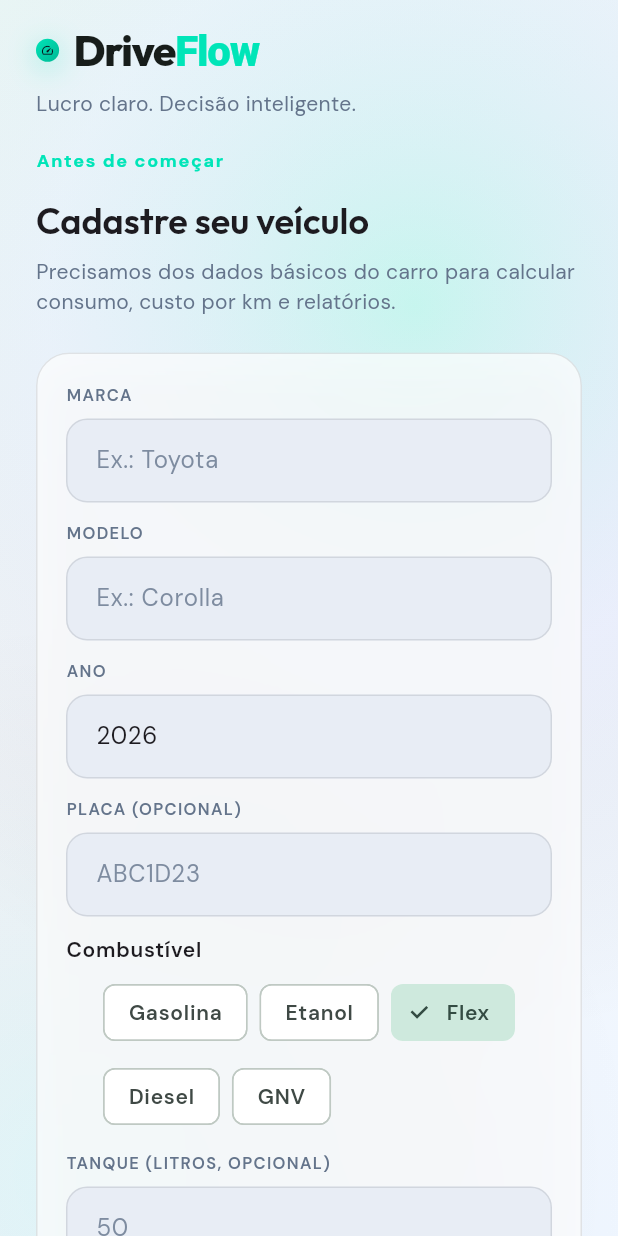
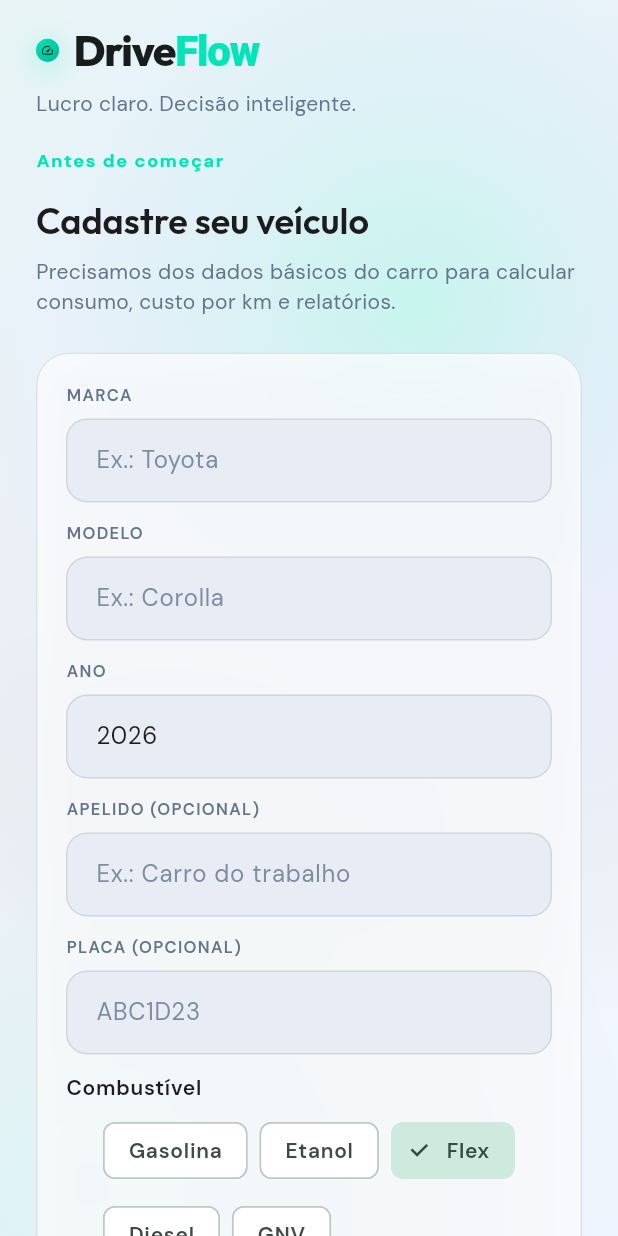
Before and after one commit to solerpedroo/driveflow, a Flutter app: the screen it shows once a user with an empty profile is signed in, on a phone screen of 412 x 824 dp. Run offline on Flutter 3.47's test engine with Material 3 defaults, Android fonts, the phone set to English and light mode, and no system bars; our stand-ins replace cached_network_image, connectivity_plus, dio, fl_chart, flutter_hooks, flutter_local_notifications and 13 more; accounts and stored records are empty; network calls fail.

Commit message:
feat(vehicle): formulário com apelido e flag padrão
Co-authored-by: Pedro Henrique Contardi Soler <pedrocsoler@hotmail.com>

```diff
--- a/lib/features/vehicle/presentation/screens/vehicle_form_screen.dart
+++ b/lib/features/vehicle/presentation/screens/vehicle_form_screen.dart
@@ -19,6 +19,7 @@ class VehicleFormScreen extends HookConsumerWidget {
     this.subtitle =
         'Cadastre o carro que você usa nas corridas. Esses dados alimentam consumo e custos.',
     this.submitLabel = 'Salvar veículo',
+    this.markAsDefault = false,
     this.onSaved,
     super.key,
   });
@@ -27,6 +28,7 @@ class VehicleFormScreen extends HookConsumerWidget {
   final String title;
   final String subtitle;
   final String submitLabel;
+  final bool markAsDefault;
   final VoidCallback? onSaved;
 
   @override
@@ -35,6 +37,8 @@ class VehicleFormScreen extends HookConsumerWidget {
     final formKey = useMemoized(GlobalKey<FormState>.new);
     final brandController = useTextEditingController(text: vehicle?.brand ?? '');
     final modelController = useTextEditingController(text: vehicle?.model ?? '');
+    final nicknameController =
+        useTextEditingController(text: vehicle?.nickname ?? '');
     final yearController = useTextEditingController(
       text: vehicle?.year.toString() ?? DateTime.now().year.toString(),
     );
@@ -49,7 +53,10 @@ class VehicleFormScreen extends HookConsumerWidget {
       text: vehicle?.odometerKm.toStringAsFixed(0) ?? '',
     );
     final selectedFuel = useState(vehicle?.fuel ?? FuelType.flex);
+    final isDefault = useState(vehicle?.isDefault ?? markAsDefault);
     final mutation = ref.watch(vehicleControllerProvider);
+    final vehicleCount =
+        ref.watch(vehiclesListProvider).valueOrNull?.length ?? 0;
 
     Future<void> submit() async {
       if (!(formKey.currentState?.validate() ?? false)) return;
@@ -59,12 +66,14 @@ class VehicleFormScreen extends HookConsumerWidget {
         brand: brandController.text,
         model: modelController.text,
         year: year,
+        nickname: nicknameController.text,
         plate: plateController.text,
         fuel: selectedFuel.value,
         tankLiters: _parseOptionalDouble(tankController.text),
         avgConsumptionKmPerLiter:
             _parseOptionalDouble(consumptionController.text),
         odometerKm: _parseRequiredDouble(odometerController.text),
+        isDefault: isDefault.value,
       );
 
       final saved = await ref.read(vehicleControllerProvider.notifier).save(
@@ -133,6 +142,13 @@ class VehicleFormScreen extends HookConsumerWidget {
                   ),
                   const SizedBox(height: 12),
                   AuthTextField(
+                    controller: nicknameController,
+                    label: 'Apelido (opcional)',
+                    hint: 'Ex.: Carro do trabalho',
+                    textInputAction: TextInputAction.next,
+                  ),
+                  const SizedBox(height: 12),
+                  AuthTextField(
                     controller: plateController,
                     label: 'Placa (opcional)',
                     hint: 'ABC1D23',
@@ -188,6 +204,18 @@ class VehicleFormScreen extends HookConsumerWidget {
                     textInputAction: TextInputAction.done,
                     onFieldSubmitted: (_) => submit(),
                   ),
+                  if (vehicleCount > 0 || vehicle != null) ...[
+                    const SizedBox(height: 16),
+                    SwitchListTile(
+                      contentPadding: EdgeInsets.zero,
+                      title: const Text('Veículo padrão'),
+                      subtitle: const Text(
+                        'Usado como fallback e para novos registros.',
+                      ),
+                      value: isDefault.value,
+                      onChanged: (value) => isDefault.value = value,
+                    ),
+                  ],
                 ],
               ),
             ),
```
